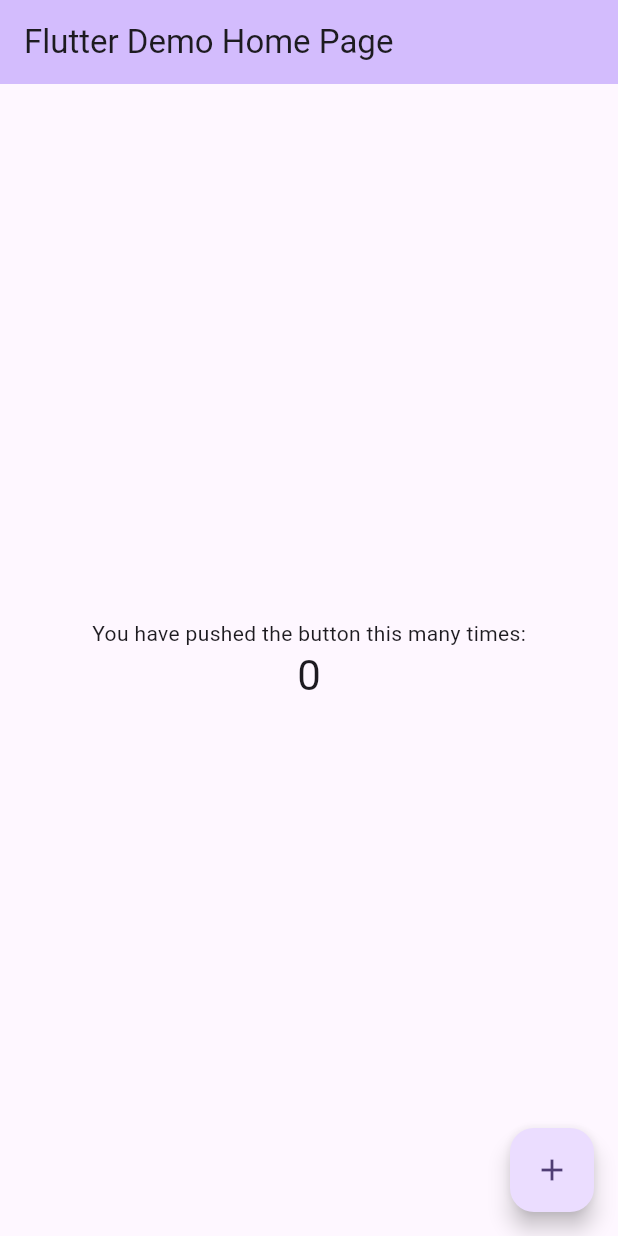
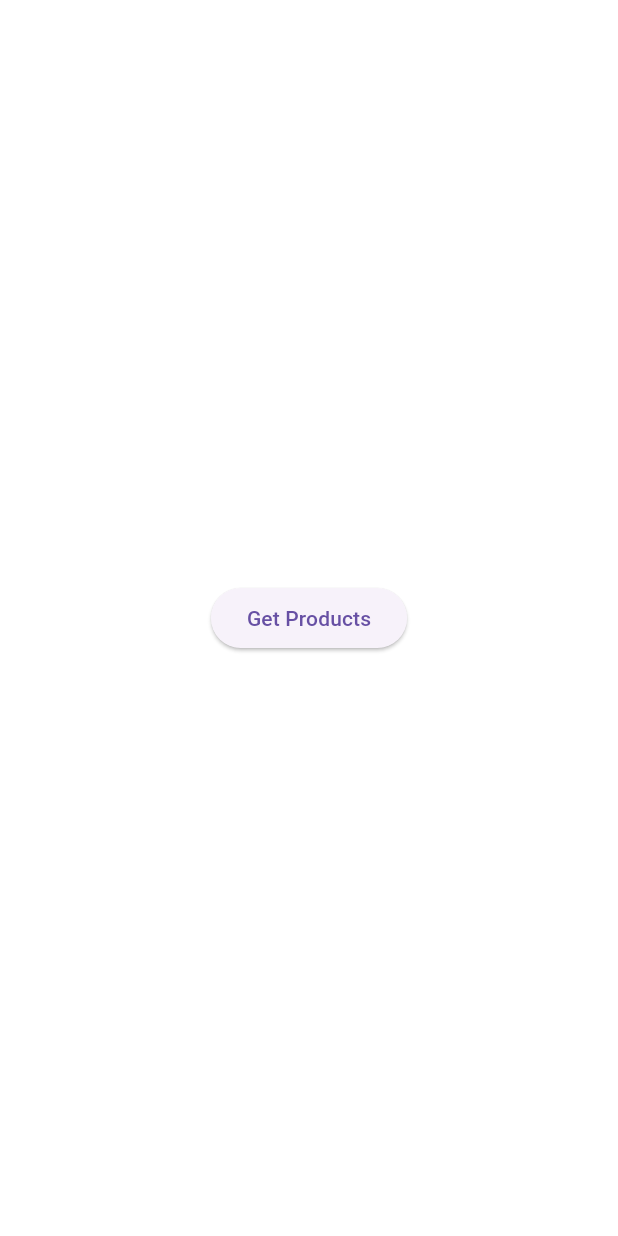
Before and after one commit to Utsav-Stha/e-commerce, a Flutter app: the screen it shows after launch, on a phone screen of 412 x 824 dp. Run offline on Flutter 3.47's test engine with Material 3 defaults, Android fonts, the phone set to English and light mode, and no system bars; our stand-ins replace dio.

Commit message:
Configured network request

```diff
--- /dev/null
+++ b/lib/config/network/apiEndPoints.dart
@@ -0,0 +1,16 @@
+class ApiEndPoints {
+  //base url for network request
+  static String baseUrl = "https://fakestoreapi.com";
+
+  //endpoints to request the products
+  static String getOneProduct = "/products/1";
+  static String getAllProducts = "/products";
+
+  //endpoints to request product categories
+  static String getProductCategories = "/products/categories";
+  static String getSpecificProductCategories = "/products/category/jewelery";
+
+  //endpoints to request the users
+  static String getOneUser = "/users/1";
+  static String getAllUsers = "/users";
+}
--- /dev/null
+++ b/lib/config/network/networkRequest.dart
@@ -0,0 +1,56 @@
+import 'dart:convert';
+
+import 'package:dio/dio.dart';
+import 'package:e_commerce/config/network/apiEndpoints.dart';
+import 'package:e_commerce/feature/products/allProductsModel.dart';
+import 'package:flutter/cupertino.dart';
+
+
+
+class NetworkRequest {
+  static late Dio dio;
+
+  NetworkRequest() {
+    dio = Dio(baseOptions());
+
+  }
+
+  BaseOptions baseOptions() {
+    return BaseOptions(
+      baseUrl: ApiEndPoints.baseUrl,
+      headers: {'Accept': 'application/json'},
+      connectTimeout: const Duration(seconds: 5),
+      receiveTimeout: const Duration(seconds: 5),
+    );
+  }
+
+  static Future<List<dynamic>?> getAllProduct() async {
+    try {
+      final allProductResponse = await dio.get(ApiEndPoints.getAllProducts);
+
+      print(allProductResponse.data);
+
+
+      print('Status code: ${allProductResponse.statusCode}');
+      return allProductResponse.data;
+      // return AllProductsModel.fromJson(allProductResponse.data);
+    } catch (e) {
+      print('Error in getAllProduct: $e');
+      return null;
+    }
+  }
+
+  Future<void> getOneProduct({required int index}) async {
+    try {
+      if (dio == null) {
+        throw Exception("Dio instance not initialized.");
+      }
+
+      final oneProductResponse = await dio.get(ApiEndPoints.getOneProduct);
+      print('Status code: ${oneProductResponse.statusCode}');
+      print(oneProductResponse.data[index]);
+    } catch (e) {
+      print('Error in getOneProduct: $e');
+    }
+  }
+}
--- /dev/null
+++ b/lib/feature/products/allProductsModel.dart
@@ -0,0 +1,85 @@
+class AllProductsModel {
+  AllProductsModel({
+      num? id,
+      String? title,
+      num? price,
+      String? description,
+      String? category,
+      String? image,
+      Rating? rating,}){
+    _id = id;
+    _title = title;
+    _price = price;
+    _description = description;
+    _category = category;
+    _image = image;
+    _rating = rating;
+}
+
+  AllProductsModel.fromJson(dynamic json) {
+    _id = json['id'];
+    _title = json['title'];
+    _price = json['price'];
+    _description = json['description'];
+    _category = json['category'];
+    _image = json['image'];
+    _rating = json['rating'] != null ? Rating.fromJson(json['rating']) : null;
+  }
+  num? _id;
+  String? _title;
+  num? _price;
+  String? _description;
+  String? _category;
+  String? _image;
+  Rating? _rating;
+
+  num? get id => _id;
+  String? get title => _title;
+  num? get price => _price;
+  String? get description => _description;
+  String? get category => _category;
+  String? get image => _image;
+  Rating? get rating => _rating;
+
+  Map<String, dynamic> toJson() {
+    final map = <String, dynamic>{};
+    map['id'] = _id;
+    map['title'] = _title;
+    map['price'] = _price;
+    map['description'] = _description;
+    map['category'] = _category;
+    map['image'] = _image;
+    if (_rating != null) {
+      map['rating'] = _rating?.toJson();
+    }
+    return map;
+  }
+
+}
+
+class Rating {
+  Rating({
+      num? rate,
+      num? count,}){
+    _rate = rate;
+    _count = count;
+}
+
+  Rating.fromJson(dynamic json) {
+    _rate = json['rate'];
+    _count = json['count'];
+  }
+  num? _rate;
+  num? _count;
+
+  num? get rate => _rate;
+  num? get count => _count;
+
+  Map<String, dynamic> toJson() {
+    final map = <String, dynamic>{};
+    map['rate'] = _rate;
+    map['count'] = _count;
+    return map;
+  }
+
+}
--- a/lib/main.dart
+++ b/lib/main.dart
@@ -1,125 +1,44 @@
+import 'dart:convert';
+
+import 'package:e_commerce/config/network/networkRequest.dart';
 import 'package:flutter/material.dart';
 
 void main() {
+  WidgetsFlutterBinding.ensureInitialized();
+  NetworkRequest();
   runApp(const MyApp());
 }
 
 class MyApp extends StatelessWidget {
   const MyApp({super.key});
 
-  // This widget is the root of your application.
   @override
   Widget build(BuildContext context) {
     return MaterialApp(
-      title: 'Flutter Demo',
-      theme: ThemeData(
-        // This is the theme of your application.
-        //
-        // TRY THIS: Try running your application with "flutter run". You'll see
-        // the application has a purple toolbar. Then, without quitting the app,
-        // try changing the seedColor in the colorScheme below to Colors.green
-        // and then invoke "hot reload" (save your changes or press the "hot
-        // reload" button in a Flutter-supported IDE, or press "r" if you used
-        // the command line to start the app).
-        //
-        // Notice that the counter didn't reset back to zero; the application
-        // state is not lost during the reload. To reset the state, use hot
-        // restart instead.
-        //
-        // This works for code too, not just values: Most code changes can be
-        // tested with just a hot reload.
-        colorScheme: ColorScheme.fromSeed(seedColor: Colors.deepPurple),
-        useMaterial3: true,
-      ),
-      home: const MyHomePage(title: 'Flutter Demo Home Page'),
+      home: HomePage(),
     );
   }
 }
 
-class MyHomePage extends StatefulWidget {
-  const MyHomePage({super.key, required this.title});
-
-  // This widget is the home page of your application. It is stateful, meaning
-  // that it has a State object (defined below) that contains fields that affect
-  // how it looks.
-
-  // This class is the configuration for the state. It holds the values (in this
-  // case the title) provided by the parent (in this case the App widget) and
-  // used by the build method of the State. Fields in a Widget subclass are
-  // always marked "final".
-
-  final String title;
-
-  @override
-  State<MyHomePage> createState() => _MyHomePageState();
-}
-
-class _MyHomePageState extends State<MyHomePage> {
-  int _counter = 0;
-
-  void _incrementCounter() {
-    setState(() {
-      // This call to setState tells the Flutter framework that something has
-      // changed in this State, which causes it to rerun the build method below
-      // so that the display can reflect the updated values. If we changed
-      // _counter without calling setState(), then the build method would not be
-      // called again, and so nothing would appear to happen.
-      _counter++;
-    });
-  }
+class HomePage extends StatelessWidget {
+  const HomePage({super.key});
 
   @override
   Widget build(BuildContext context) {
-    // This method is rerun every time setState is called, for instance as done
-    // by the _incrementCounter method above.
-    //
-    // The Flutter framework has been optimized to make rerunning build methods
-    // fast, so that you can just rebuild anything that needs updating rather
-    // than having to individually change instances of widgets.
-    return Scaffold(
-      appBar: AppBar(
-        // TRY THIS: Try changing the color here to a specific color (to
-        // Colors.amber, perhaps?) and trigger a hot reload to see the AppBar
-        // change color while the other colors stay the same.
-        backgroundColor: Theme.of(context).colorScheme.inversePrimary,
-        // Here we take the value from the MyHomePage object that was created by
-        // the App.build method, and use it to set our appbar title.
-        title: Text(widget.title),
+    return Center(
+      child: Column(
+        mainAxisAlignment: MainAxisAlignment.center,
+        children: [
+          ElevatedButton(
+            onPressed: () async{
+             var response = await NetworkRequest.getAllProduct();
+
+             print(response);
+            },
+            child: Text('Get Products'),
+          ),
+        ],
       ),
-      body: Center(
-        // Center is a layout widget. It takes a single child and positions it
-        // in the middle of the parent.
-        child: Column(
-          // Column is also a layout widget. It takes a list of children and
-          // arranges them vertically. By default, it sizes itself to fit its
-          // children horizontally, and tries to be as tall as its parent.
-          //
-          // Column has various properties to control how it sizes itself and
-          // how it positions its children. Here we use mainAxisAlignment to
-          // center the children vertically; the main axis here is the vertical
-          // axis because Columns are vertical (the cross axis would be
-          // horizontal).
-          //
-          // TRY THIS: Invoke "debug painting" (choose the "Toggle Debug Paint"
-          // action in the IDE, or press "p" in the console), to see the
-          // wireframe for each widget.
-          mainAxisAlignment: MainAxisAlignment.center,
-          children: <Widget>[
-            const Text(
-              'You have pushed the button this many times:',
-            ),
-            Text(
-              '$_counter',
-              style: Theme.of(context).textTheme.headlineMedium,
-            ),
-          ],
-        ),
-      ),
-      floatingActionButton: FloatingActionButton(
-        onPressed: _incrementCounter,
-        tooltip: 'Increment',
-        child: const Icon(Icons.add),
-      ), // This trailing comma makes auto-formatting nicer for build methods.
     );
   }
 }
--- a/pubspec.yaml
+++ b/pubspec.yaml
@@ -35,6 +35,7 @@ dependencies:
   # The following adds the Cupertino Icons font to your application.
   # Use with the CupertinoIcons class for iOS style icons.
   cupertino_icons: ^1.0.2
+  dio: ^5.4.0
 
 dev_dependencies:
   flutter_test:
```
Also changed, not shown: pubspec.lock.
